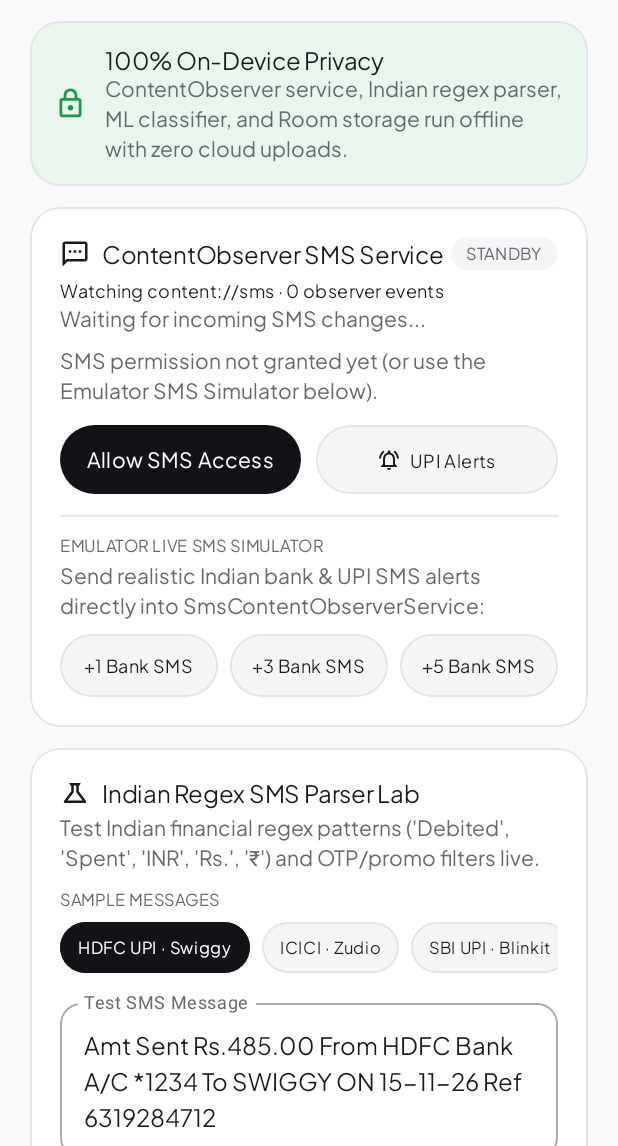
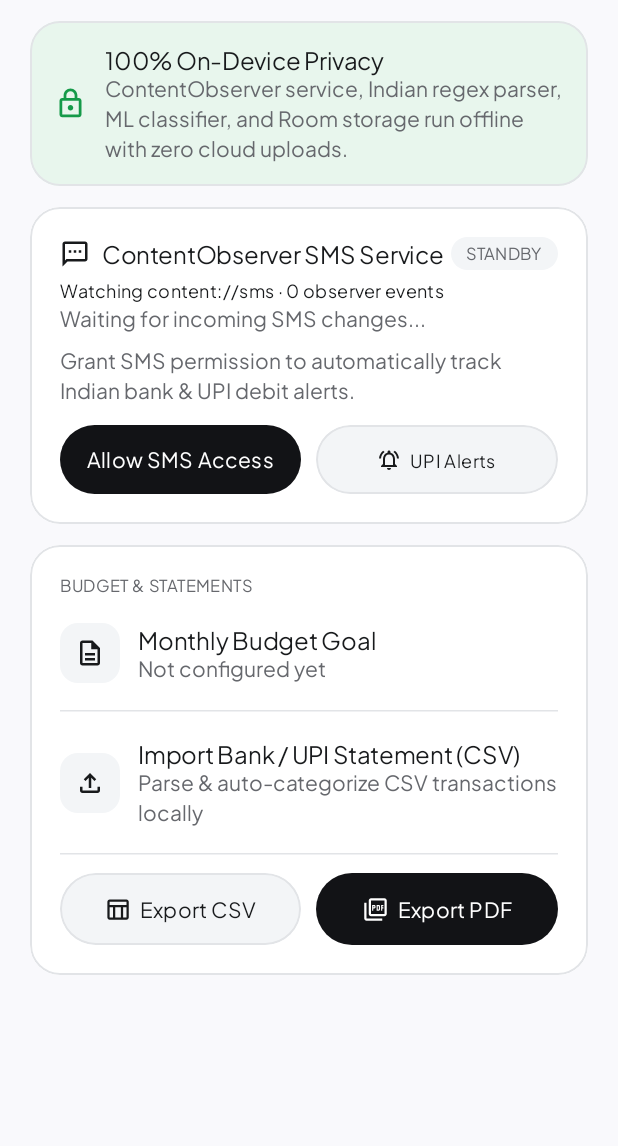
Before and after one commit to Piyush2232/FinTracker, an Android app built with Jetpack Compose: the profile_hub screen opened through its navigation route, on a phone screen of 412 x 824 dp, the part 90-1236 px from its top. Run offline under Robolectric (Android 15) with nearby library versions, the phone set to English and light mode, and no system bars.

Commit message:
build: add build variant and testing flags
Introduced ENABLE_TESTING_TOOLS BuildConfig flag to
conditionally hide debugging tools in production builds
and updated gitignore to exclude APK artifacts.

```diff
--- a/app/src/main/java/com/example/ui/screens/SheetsAndHubs.kt
+++ b/app/src/main/java/com/example/ui/screens/SheetsAndHubs.kt
@@ -62,6 +62,7 @@ import androidx.compose.ui.res.stringResource
 import androidx.compose.ui.semantics.Role
 import androidx.compose.ui.text.input.KeyboardType
 import androidx.compose.ui.unit.dp
+import com.example.BuildConfig
 import com.example.R
 import com.example.capture.SmsTransactionParser
 import com.example.domain.ExpenseCategory
@@ -223,6 +224,7 @@ fun MonthlyGoalOnboardingSheet(
                             )
                         }
                     }
+                    if (BuildConfig.ENABLE_TESTING_TOOLS) {
                         Box(
                             modifier = Modifier
                                 .height(40.dp)
@@ -238,6 +240,7 @@ fun MonthlyGoalOnboardingSheet(
                                 style = MaterialTheme.typography.labelMedium,
                                 color = BreezeInk,
                             )
+                        }
                     }
                 }
             }
@@ -611,6 +614,7 @@ fun SubtleAddCaptureSheet(
                         color = BreezeInk,
                     )
                 }
+                if (BuildConfig.ENABLE_TESTING_TOOLS) {
                     Box(
                         modifier = Modifier
                             .weight(1f)
@@ -629,6 +633,7 @@ fun SubtleAddCaptureSheet(
                             style = MaterialTheme.typography.labelMedium,
                             color = BreezeInk,
                         )
+                    }
                 }
             }
         }
@@ -694,12 +699,12 @@ fun ProfileAndParserLabScreen(
                     Spacer(modifier = Modifier.width(14.dp))
                     Column {
                         Text(
-                            text = "PROFILE & PRIVACY HUB",
+                            text = if (BuildConfig.ENABLE_TESTING_TOOLS) "PROFILE & TESTER LAB" else "PROFILE & PRIVACY HUB",
                             style = MaterialTheme.typography.labelSmall,
                             color = BreezeInk2,
                         )
                         Text(
-                            text = "FinTracker Local",
+                            text = if (BuildConfig.ENABLE_TESTING_TOOLS) "FinTracker Tester" else "FinTracker Local",
                             style = MaterialTheme.typography.headlineLarge,
                             color = BreezeInk,
                         )
@@ -800,7 +805,11 @@ fun ProfileAndParserLabScreen(
 
                     Spacer(modifier = Modifier.height(10.dp))
                     val scanSummary = when {
-                        !uiState.hasSmsPermission -> "SMS permission not granted yet (or use the Emulator SMS Simulator below)."
+                        !uiState.hasSmsPermission -> if (BuildConfig.ENABLE_TESTING_TOOLS) {
+                            "SMS permission not granted yet (or use the Emulator SMS Simulator below)."
+                        } else {
+                            "Grant SMS permission to automatically track Indian bank & UPI debit alerts."
+                        }
                         uiState.prefs.lastSmsScanTimestamp > 0L ->
                             "Last inbox scan: ${uiState.prefs.lastScanInspected} SMS inspected · ${uiState.prefs.lastScanMatched} matched · ${uiState.prefs.lastScanSkipped} OTP/promo skipped"
                         else -> "SMS permission active. Ready to scan ${uiState.monthTitle} inbox."
@@ -866,6 +875,7 @@ fun ProfileAndParserLabScreen(
                         }
                     }
 
+                    if (BuildConfig.ENABLE_TESTING_TOOLS) {
                         Spacer(modifier = Modifier.height(14.dp))
                         HorizontalDivider(thickness = 1.dp, color = BreezeLine)
                         Spacer(modifier = Modifier.height(12.dp))
@@ -908,8 +918,10 @@ fun ProfileAndParserLabScreen(
                         }
                     }
                 }
+            }
 
-            // Interactive SMS Parser Lab (Dry-Run Tester + Presets)
+            // Interactive SMS Parser Lab (Dry-Run Tester + Presets - Tester build only)
+            if (BuildConfig.ENABLE_TESTING_TOOLS) {
                 item {
                 Column(
                     modifier = Modifier
@@ -1086,6 +1098,7 @@ fun ProfileAndParserLabScreen(
                     }
                 }
             }
+            }
 
             // Monthly Goal & CSV Import + Exports
             item {
```
Also changed, not shown: app/build.gradle.kts (+8 -0 lines), app/src/main/java/com/example/ui/FinTrackerViewModel.kt (+12 -2 lines), app/src/main/java/com/example/ui/screens/HomeScreen.kt (+11 -2 lines), 6 other files. Lines whose indentation alone changed are shown as unchanged.
